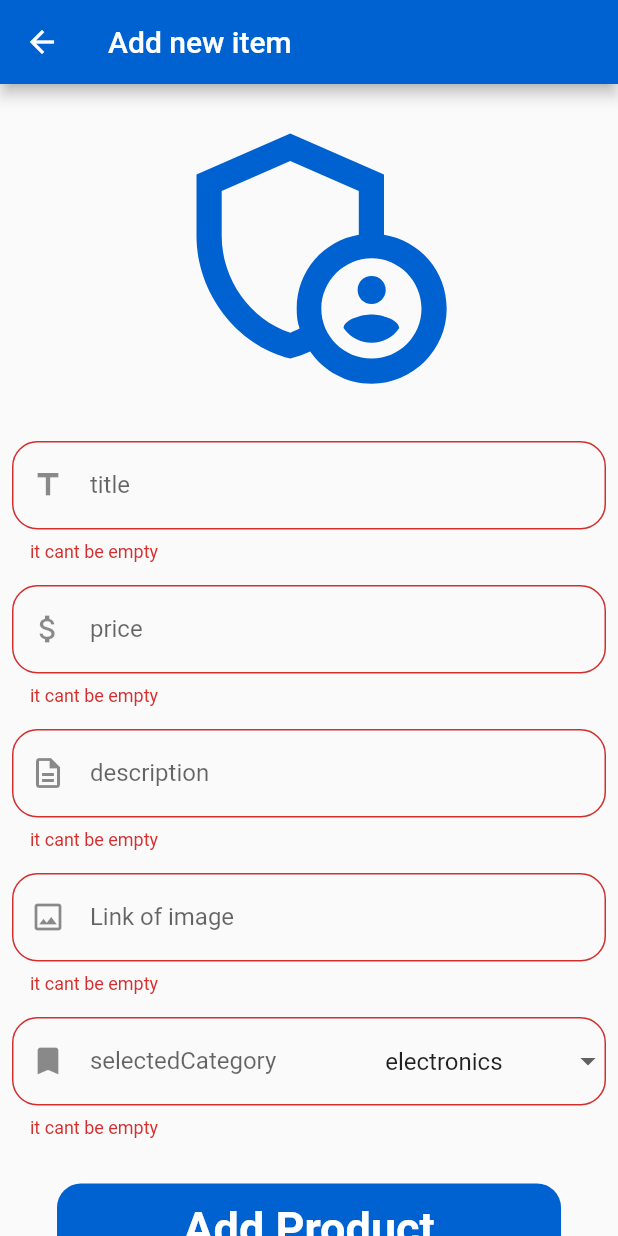
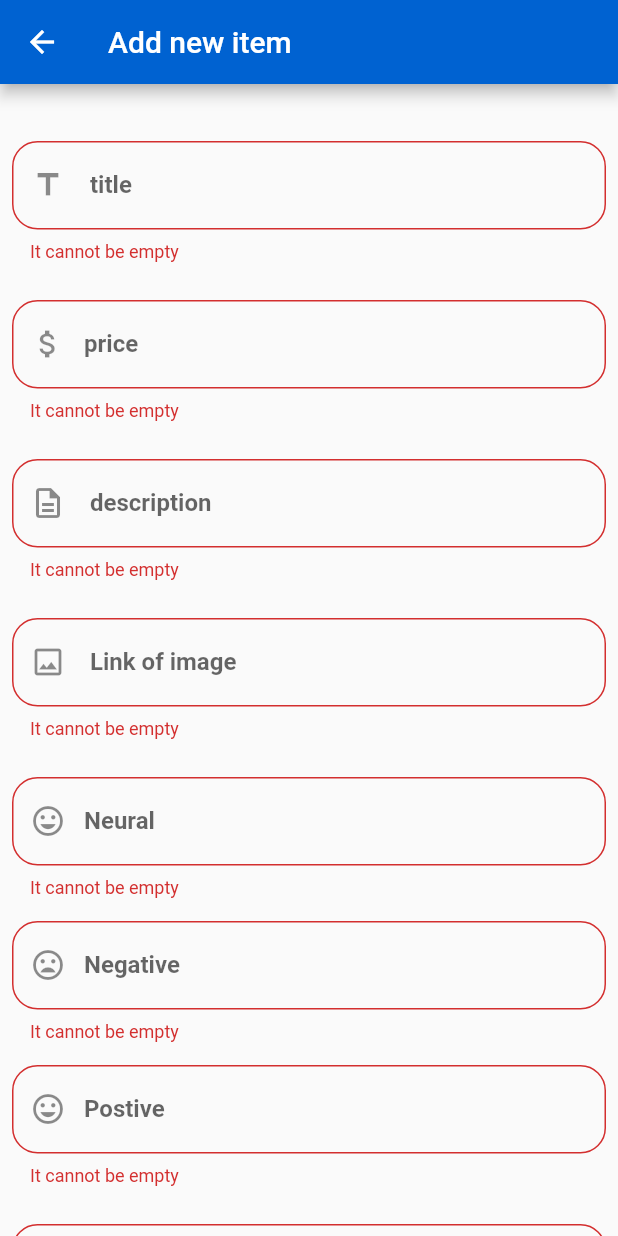
Before and after one commit to MohammedOsama1/PRD, a Flutter app: the AddProductScreen screen opened by its route, after a tap on "Add Product", on a phone screen of 412 x 824 dp. Run offline on Flutter 3.47's test engine with Material 2 defaults, Android fonts, the phone set to English and light mode, and no system bars; our stand-ins replace carousel_slider, modal_progress_hud_nsn, rxdart, shared_preferences, smooth_page_indicator; accounts and stored records are empty.

```diff
--- a/lib/view/screens/add_product.dart
+++ b/lib/view/screens/add_product.dart
@@ -1,4 +1,3 @@
-
 import 'package:flutter/material.dart';
 import 'package:prd/view/theme.dart';
 import 'package:prd/view/widgets/txtFF.dart';
@@ -23,24 +22,30 @@ class _AddProductScreenState extends State<AddProductScreen> {
 
   var selectedcont = TextEditingController();
 
+  var NeuralCont = TextEditingController();
+  var NegativeCont = TextEditingController();
+  var PostiveCont = TextEditingController();
+
   GlobalKey<FormState> formKey = GlobalKey();
 
+  String selectedCategory = "Copen";
 
-  String selectedCategory = "electronics";
-
-  List <String> categoryList = [
-    "electronics",
-    "jewelery",
-    "men's clothing",
-    "women's clothing"
+  List<String> categoryList = [
+    "Copen",
+    "Heads",
+    "Jtool",
+    "Laptops",
+    "Notebook",
+    "Phones"
   ];
-
 
   @override
   Widget build(BuildContext context) {
     return Scaffold(
       appBar: AppBar(
-        title:Text('Add new item',),
+        title: Text(
+          'Add new item',
+        ),
         backgroundColor: KColor,
       ),
       body: SingleChildScrollView(
@@ -51,17 +56,64 @@ class _AddProductScreenState extends State<AddProductScreen> {
           child: Column(
             mainAxisAlignment: MainAxisAlignment.center,
             children: [
-                  Icon(Icons.admin_panel_settings_outlined,size: 200,color: KColor,),
-                  SizedBox(height: 30,),
-                  DefaultTTF(label:' title',controller: titleCont, prefixIcon: const Icon(Icons.title)),
-                  SizedBox(height: 15,),
-                  DefaultTTF(label:' price',controller: priceCont , prefixIcon: const Icon(Icons.attach_money)),
-                  SizedBox(height: 15,),
-                  DefaultTTF(label:' description',controller:descriptionCont, prefixIcon: const Icon(Icons.description_outlined)),
-                  SizedBox(height: 15,),
-                  DefaultTTF(label:' Link of image',controller: imgUrlCont, prefixIcon: const Icon(Icons.image_outlined)),
-                  SizedBox(height: 15,),
-                  DefaultTTF(label:' selectedCategory',controller: selectedcont, prefixIcon: const Icon(Icons.turned_in_outlined), suffixIcon: DropdownButton(
+
+              SizedBox(
+                height: 30,
+              ),
+              DefaultTTF(
+                  label: ' title',
+                  controller: titleCont,
+                  prefixIcon: const Icon(Icons.title)),
+              SizedBox(
+                height: 25,
+              ),
+              DefaultTTF(
+                  label: 'price',
+                  controller: priceCont,
+                  prefixIcon: const Icon(Icons.attach_money)),
+              SizedBox(
+                height: 25,
+              ),
+              DefaultTTF(
+                  label: ' description',
+                  controller: descriptionCont,
+                  prefixIcon: const Icon(Icons.description_outlined)),
+              SizedBox(
+                height: 25,
+              ),
+              DefaultTTF(
+                  label: ' Link of image',
+                  controller: imgUrlCont,
+                  prefixIcon: const Icon(Icons.image_outlined)),
+              SizedBox(
+                height: 25,
+              ),
+              DefaultTTF(
+                  label: 'Neural',
+                  controller: NeuralCont,
+                  prefixIcon: const Icon(Icons.mood)),
+              SizedBox(
+                height: 15,
+              ),
+              DefaultTTF(
+                  label: 'Negative',
+                  controller: NegativeCont,
+                  prefixIcon: const Icon(Icons.mood_bad_sharp)),
+              SizedBox(
+                height: 15,
+              ),
+              DefaultTTF(
+                  label: 'Postive',
+                  controller: PostiveCont,
+                  prefixIcon: const Icon(Icons.mood_outlined)),
+              SizedBox(
+                height: 25,
+              ),
+              DefaultTTF(
+                label: 'selectedCategory',
+                controller: selectedcont,
+                prefixIcon: const Icon(Icons.turned_in_outlined),
+                suffixIcon: DropdownButton(
                   underline: Container(
                     height: 0,
                   ),
@@ -70,16 +122,31 @@ class _AddProductScreenState extends State<AddProductScreen> {
                   items: categoryList
                       .map<DropdownMenuItem<String>>((String e) =>
                       DropdownMenuItem<String>(
-                              value: e.toString(), child: Text(e.toString())))
+                        value: e,
+                        child: Text(e),
+                      ))
                       .toList(),
                   onChanged: (value) {
                     setState(() {
                       selectedCategory = value.toString();
+                      selectedcont.text = value.toString();
                     });
-                      })),
+                  },
+                ),
+              ),
               GestureDetector(
-                    onTap: (){
-                      if(formKey.currentState!.validate()) {
+                onTap: () {
+                  if (formKey.currentState!.validate()) {
+                    bloc.addNewItem(
+                        Category: selectedCategory,
+                        productTitle: titleCont.text,
+                        price: int.parse(priceCont.text),
+                        Negative:int.parse( NegativeCont.text),
+                        Positive:int.parse( PostiveCont.text),
+                        Neutral: int.parse(NeuralCont.text),
+                        imgUrl: imgUrlCont.text,
+                        cat_id: getNumberFromString(selectedCategory),context: context);
+
                   }
                 },
                 child: Container(
@@ -87,12 +154,14 @@ class _AddProductScreenState extends State<AddProductScreen> {
                   margin: const EdgeInsets.all(30),
                   width: double.infinity,
                   decoration: BoxDecoration(
-                          color: KColor,
-                          borderRadius: BorderRadius.circular(16)),
+                      color: KColor, borderRadius: BorderRadius.circular(16)),
                   child: Center(
                       child: Text(
                     'Add Product',
-                            style: TextStyle(color: Colors.white,fontSize: 30,fontWeight: FontWeight.bold),
+                    style: TextStyle(
+                        color: Colors.white,
+                        fontSize: 30,
+                        fontWeight: FontWeight.bold),
                   )),
                 ),
               )
@@ -102,6 +171,23 @@ class _AddProductScreenState extends State<AddProductScreen> {
       )),
     );
   }
+}
 
-
+int getNumberFromString(String name) {
+  switch (name) {
+    case 'Copen':
+      return 1;
+    case 'Heads':
+      return 2;
+    case 'Jtool':
+      return 3;
+    case 'Laptops':
+      return 4;
+    case 'Notebook':
+      return 5;
+    case 'Phones':
+      return 6;
+    default:
+      return 1;
   }
+}
--- a/lib/view/widgets/txtFF.dart
+++ b/lib/view/widgets/txtFF.dart
@@ -3,7 +3,7 @@ import 'package:flutter/material.dart';
 class DefaultTTF extends StatelessWidget {
   const DefaultTTF(
       {Key? key,
-        required this.controller,
+        required this.controller ,
         required this.label,
         this.suffixIcon,
         required this.prefixIcon,
@@ -24,15 +24,20 @@ class DefaultTTF extends StatelessWidget {
       controller: controller,
       validator: (val) {
         if (val!.isEmpty) {
-          return 'it cant be empty';
+          return 'It cannot be empty';
         }
+
+        if ((label == "Neural" || label ==  "Negative" || label == "Postive"||label == "price") && !(int.tryParse(val!) != null)) {
+          return 'Please enter a valid integer';
+        }
+
       },
       decoration: InputDecoration(
           border:  OutlineInputBorder(
             borderRadius: BorderRadius.circular(17)
           )
           ,
-          label: Text(label),
+          label: Text(label,style: TextStyle(fontWeight: FontWeight.bold),),
           suffixIcon: suffixIcon,
           prefixIcon: prefixIcon),
     );
```
Also changed, not shown: lib/controller/BLoC.dart (+109 -33 lines), lib/view/widgets/item_details.dart (+13 -0 lines). Lines whose indentation alone changed are shown as unchanged.
